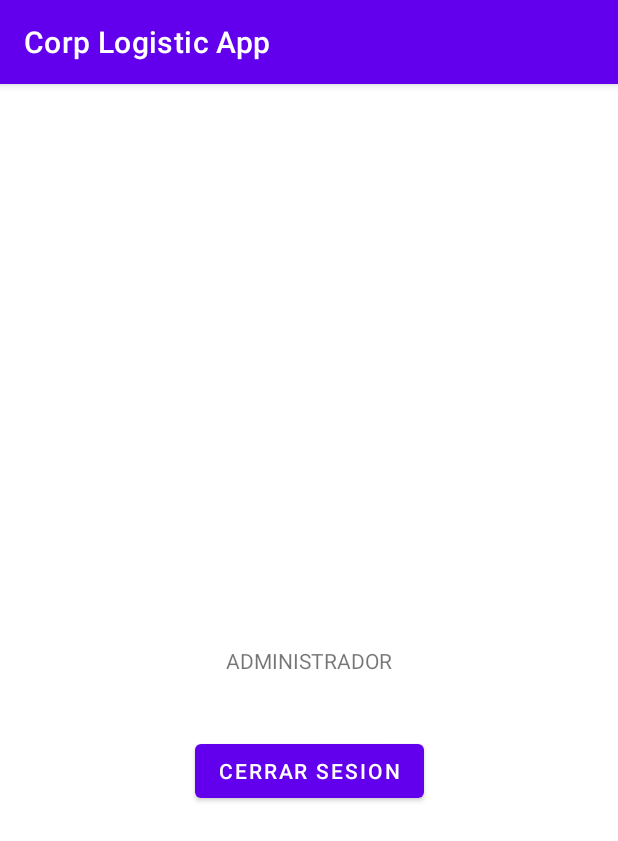
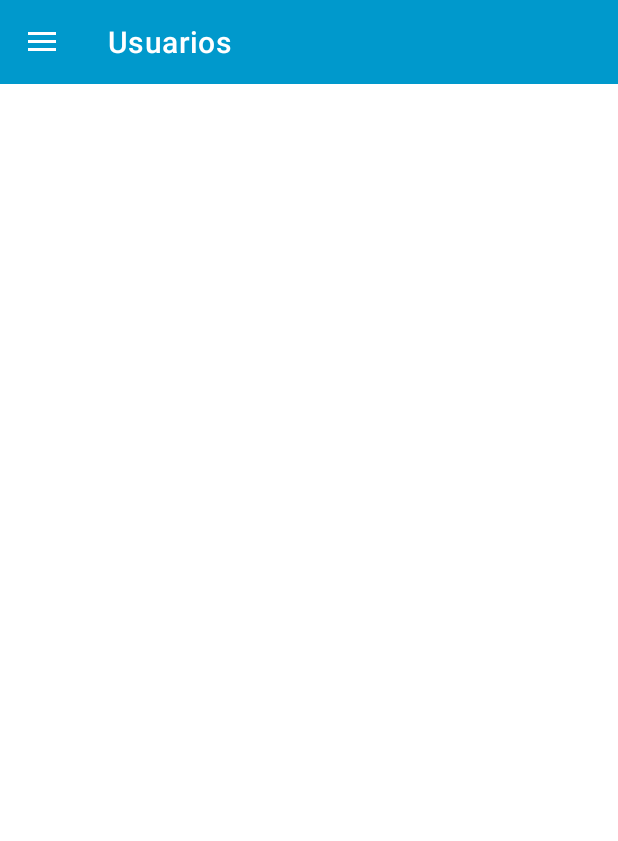
Before and after one commit to Hugoant17/ProyectoIntegrador2, an Android app: the MenuAdmin screen opened directly, with no data from a screen before it, on a phone screen of 412 x 824 dp. Shown: the top 841 px of the screen. Run offline under Robolectric (Android 15) with nearby library versions, the phone set to English and light mode, and no system bars; our stand-ins replace Firebase (no records; nobody signed in at launch, a user with empty details on screens opened directly); 1 statement that could not run was skipped.

Commit message:
crud en tiendas

```diff
--- a/app/src/main/java/com/example/proyectointegrador2/MenuAdmin.java
+++ b/app/src/main/java/com/example/proyectointegrador2/MenuAdmin.java
@@ -1,34 +1,162 @@
 package com.example.proyectointegrador2;
 
+import androidx.annotation.NonNull;
+import androidx.annotation.Nullable;
+import androidx.appcompat.app.ActionBarDrawerToggle;
 import androidx.appcompat.app.AppCompatActivity;
+import androidx.appcompat.widget.Toolbar;
+import androidx.drawerlayout.widget.DrawerLayout;
+import androidx.fragment.app.FragmentManager;
+import androidx.fragment.app.FragmentTransaction;
 
 import android.content.Intent;
+import android.content.res.Configuration;
 import android.os.Bundle;
-import android.view.View;
+import android.view.MenuItem;
 import android.widget.Button;
+import android.widget.EditText;
+import android.widget.TextView;
 
+import com.example.proyectointegrador2.Fragments.*;
+import com.google.android.material.navigation.NavigationView;
 import com.google.firebase.auth.FirebaseAuth;
+import com.google.firebase.database.DataSnapshot;
+import com.google.firebase.database.DatabaseError;
+import com.google.firebase.database.DatabaseReference;
+import com.google.firebase.database.FirebaseDatabase;
+import com.google.firebase.database.ValueEventListener;
 
-public class MenuAdmin extends AppCompatActivity {
+import org.w3c.dom.Text;
 
-    private Button mButtonSignOut;
-    private FirebaseAuth mAuth;
+public class MenuAdmin extends AppCompatActivity implements NavigationView.OnNavigationItemSelectedListener {
+
+
+    TextView muestraUsuario;
+
+    DrawerLayout mDrawerLayout;
+    NavigationView navigationView;
+    Toolbar toolbar;
+
+    //icono de la hamburguesa
+    ActionBarDrawerToggle toggle;
+
+    //firebase
+    FirebaseAuth mAuth;
+    DatabaseReference mDatabase;
+
 
     @Override
     protected void onCreate(Bundle savedInstanceState) {
         super.onCreate(savedInstanceState);
         setContentView(R.layout.activity_menu_admin);
 
+        //Nombre del usuario en el Menú
+        muestraUsuario = (TextView) findViewById(R.id.txtMuestraUsuario);
+
+        //UI del menú
+        mDrawerLayout = findViewById(R.id.drawer_layout);
+        navigationView = findViewById(R.id.nav_view);
+        toolbar = findViewById(R.id.toolbar);
+        //fragmento predeterminado
+        getSupportFragmentManager().beginTransaction().add(R.id.content, new UsuariosFragment()).commit();
+        setTitle("Usuarios");
+
+        //Setup Toolbar
+        setSupportActionBar(toolbar);
+
+
+        toggle = setUpDrawerToggle();
+        mDrawerLayout.addDrawerListener(toggle);
+
+        //para los items
+        navigationView.setNavigationItemSelectedListener(this);
+
+
         mAuth = FirebaseAuth.getInstance();
-        mButtonSignOut = (Button) findViewById(R.id.btnCerrarSes);
 
-        mButtonSignOut.setOnClickListener(new View.OnClickListener() {
+        mDatabase = FirebaseDatabase.getInstance().getReference();
+
+        //InfoUsuario();
+
+    }
+    //para que aparezca el nombre del usuario en el menú
+    private void InfoUsuario(){
+        String id = mAuth.getCurrentUser().getUid();
+        mDatabase.child("Usuarios").child(id).addValueEventListener(new ValueEventListener() {
             @Override
-            public void onClick(View v) {
+            public void onDataChange(@NonNull DataSnapshot snapshot) {
+                if(snapshot.exists()){
+                    String name = snapshot.child("name").getValue().toString();
+                    muestraUsuario.setText(name);
+                }
+            }
+            @Override
+            public void onCancelled(@NonNull DatabaseError error) { }
+        });
+
+    }
+
+    private ActionBarDrawerToggle setUpDrawerToggle(){
+        return new ActionBarDrawerToggle(this,
+                mDrawerLayout,
+                toolbar,
+                R.string.drawer_open,
+                R.string.drawer_close
+        );
+    }
+
+    //Funcion para que al cambiar a modo horizontal el telefono para que se siga mostrando
+    @Override
+    protected void onPostCreate(@Nullable Bundle savedInstanceState) {
+        super.onPostCreate(savedInstanceState);
+        toggle.syncState();
+    }
+
+    @Override
+    public void onConfigurationChanged(@NonNull Configuration newConfig) {
+        super.onConfigurationChanged(newConfig);
+        toggle.onConfigurationChanged(newConfig);
+    }
+
+    @Override
+    public boolean onNavigationItemSelected(@NonNull MenuItem item) {
+
+        selectItemNav(item);
+
+        return true;
+    }
+
+    private void selectItemNav(MenuItem item) {
+
+        FragmentManager fm=getSupportFragmentManager();
+        FragmentTransaction ft = fm.beginTransaction();
+
+        switch(item.getItemId()){
+            case R.id.nav_usuarios:
+                ft.replace(R.id.content, new UsuariosFragment()).commit();
+                break;
+            case R.id.nav_tiendas:
+                ft.replace(R.id.content, new TiendasFragment()).commit();
+                break;
+            case R.id.nav_perfil:
+                ft.replace(R.id.content, new PerfilFragment()).commit();
+
+                break;
+            case R.id.nav_cerrar:
                 mAuth.signOut();
                 startActivity(new Intent(MenuAdmin.this,MainActivity.class));
                 finish();
-            }
-        });
+                break;
+        }
+        setTitle(item.getTitle());
+        mDrawerLayout.closeDrawers();
+    }
+
+    @Override
+    public boolean onOptionsItemSelected(@NonNull MenuItem item) {
+        if(toggle.onOptionsItemSelected(item)){
+            return true;
+        }
+        return super.onOptionsItemSelected(item);
     }
 }
--- a/app/src/main/java/com/example/proyectointegrador2/Registro.java
+++ b/app/src/main/java/com/example/proyectointegrador2/Registro.java
@@ -5,6 +5,7 @@ import androidx.appcompat.app.AppCompatActivity;
 
 import android.content.Intent;
 import android.os.Bundle;
+import android.view.MenuItem;
 import android.view.View;
 import android.widget.Button;
 import android.widget.EditText;
@@ -32,6 +33,9 @@ public class Registro extends AppCompatActivity {
     private String password = "";
     private String address="";
     private String rol = "";
+    //AGREGAR EL DNI Y NACIMIENTO
+    private String dni = "";
+    private String nacimiento = "";
 
     FirebaseAuth mAuth;
     DatabaseReference mDatabase;
@@ -40,6 +44,7 @@ public class Registro extends AppCompatActivity {
     protected void onCreate(Bundle savedInstanceState) {
         super.onCreate(savedInstanceState);
         setContentView(R.layout.activity_registro);
+
 
         mAuth = FirebaseAuth.getInstance();
         mDatabase = FirebaseDatabase.getInstance().getReference();
@@ -108,4 +113,5 @@ public class Registro extends AppCompatActivity {
             }
         });
     }
+
 }
--- a/app/src/main/res/drawable/splash_screen.xml
+++ b/app/src/main/res/drawable/splash_screen.xml
@@ -1,7 +1,7 @@
 <?xml version="1.0" encoding="utf-8"?>
 <layer-list xmlns:android="http://schemas.android.com/apk/res/android">
 
-    <item android:drawable="@color/black"/>
+    <item android:drawable="@color/white"/>
 
     <item>
         <bitmap
--- a/app/src/main/res/layout/activity_main.xml
+++ b/app/src/main/res/layout/activity_main.xml
@@ -72,7 +72,7 @@
         android:id="@+id/imageView2"
         android:layout_width="247dp"
         android:layout_height="122dp"
-        android:layout_marginTop="44dp"
+        android:layout_marginTop="80dp"
         app:layout_constraintEnd_toEndOf="parent"
         app:layout_constraintStart_toStartOf="parent"
         app:layout_constraintTop_toTopOf="parent"
--- a/app/src/main/res/layout/activity_menu_admin.xml
+++ b/app/src/main/res/layout/activity_menu_admin.xml
@@ -1,28 +1,41 @@
 <?xml version="1.0" encoding="utf-8"?>
-<androidx.constraintlayout.widget.ConstraintLayout xmlns:android="http://schemas.android.com/apk/res/android"
+<androidx.drawerlayout.widget.DrawerLayout
+    xmlns:android="http://schemas.android.com/apk/res/android"
     xmlns:app="http://schemas.android.com/apk/res-auto"
     xmlns:tools="http://schemas.android.com/tools"
     android:layout_width="match_parent"
     android:layout_height="match_parent"
+    android:id="@+id/drawer_layout"
+    tools:openDrawer="start"
     tools:context=".MenuAdmin">
 
-    <TextView
-        android:id="@+id/textView3"
+    <LinearLayout
+        android:layout_width="match_parent"
+        android:layout_height="match_parent"
+        android:orientation="vertical">
+        <include
+            layout="@layout/toolbar"
+            android:layout_width="match_parent"
+            android:layout_height="wrap_content"/>
+
+        <FrameLayout
+            android:id="@+id/content"
+            android:layout_width="match_parent"
+            android:layout_height="match_parent"/>
+
+
+    </LinearLayout>
+
+    <com.google.android.material.navigation.NavigationView
+        android:id="@+id/nav_view"
         android:layout_width="wrap_content"
-        android:layout_height="wrap_content"
-        android:text="ADMINISTRADOR"
-        app:layout_constraintBottom_toBottomOf="parent"
-        app:layout_constraintEnd_toEndOf="parent"
-        app:layout_constraintStart_toStartOf="parent"
-        app:layout_constraintTop_toTopOf="parent" />
+        android:layout_height="match_parent"
+        android:layout_gravity="start"
+        app:menu="@menu/drawer_menu"
+        app:headerLayout="@layout/nav_header"
+        />
 
-    <Button
-        android:id="@+id/btnCerrarSes"
-        android:layout_width="wrap_content"
-        android:layout_height="wrap_content"
-        android:layout_marginTop="40dp"
-        android:text="Cerrar Sesion"
-        app:layout_constraintEnd_toEndOf="parent"
-        app:layout_constraintStart_toStartOf="parent"
-        app:layout_constraintTop_toBottomOf="@+id/textView3" />
-</androidx.constraintlayout.widget.ConstraintLayout>
+
+
+
+</androidx.drawerlayout.widget.DrawerLayout>
--- /dev/null
+++ b/app/src/main/res/layout/toolbar.xml
@@ -0,0 +1,13 @@
+<?xml version="1.0" encoding="utf-8"?>
+<androidx.appcompat.widget.Toolbar
+    xmlns:android="http://schemas.android.com/apk/res/android"
+    xmlns:app="http://schemas.android.com/apk/res-auto"
+    xmlns:tools="http://schemas.android.com/tools"
+
+    android:id="@+id/toolbar"
+    android:layout_width="match_parent"
+    android:layout_height="match_parent"
+    android:background="@android:color/holo_blue_dark"
+    android:fitsSystemWindows="true"
+    app:theme="@style/ThemeOverlay.AppCompat.Dark.ActionBar"
+    />
--- /dev/null
+++ b/app/src/main/res/menu/drawer_menu.xml
@@ -0,0 +1,31 @@
+<?xml version="1.0" encoding="utf-8"?>
+<menu xmlns:android="http://schemas.android.com/apk/res/android">
+    <group android:checkableBehavior="single">
+
+        <item
+            android:id="@+id/nav_usuarios"
+            android:title="Administrar Usuarios"
+            android:icon="@drawable/ic_email"
+            android:checked="true"/>
+        <item
+            android:id="@+id/nav_tiendas"
+            android:title="Administrar Tiendas"
+            android:icon="@drawable/ic_email"/>
+
+    </group>
+
+    <item android:title="Configuración">
+        <menu>
+            <group android:checkableBehavior="single">
+                <item
+                    android:id="@+id/nav_perfil"
+                    android:title="Perfil"
+                    android:icon="@drawable/ic_email"/>
+                <item
+                    android:id="@+id/nav_cerrar"
+                    android:title="Cerrar Sesión"
+                    android:icon="@drawable/ic_email"/>
+            </group>
+        </menu>
+    </item>
+</menu>
--- a/app/src/main/res/values/strings.xml
+++ b/app/src/main/res/values/strings.xml
@@ -1,3 +1,7 @@
 <resources>
     <string name="app_name">Corp Logistic App</string>
+    <string name="drawer_open">Open Drawer</string>
+    <string name="drawer_close">Close Drawer</string>
+    <!-- TODO: Remove or change this placeholder text -->
+    <string name="hello_blank_fragment">Hello blank fragment</string>
 </resources>
--- a/app/src/main/res/values/themes.xml
+++ b/app/src/main/res/values/themes.xml
@@ -1,6 +1,6 @@
 <resources xmlns:tools="http://schemas.android.com/tools">
     <!-- Base application theme. -->
-    <style name="Theme.ProyectoIntegrador2" parent="Theme.MaterialComponents.DayNight.DarkActionBar">
+    <style name="Theme.ProyectoIntegrador2" parent="Theme.MaterialComponents.DayNight.NoActionBar">
         <!-- Primary brand color. -->
         <item name="colorPrimary">@color/purple_500</item>
         <item name="colorPrimaryVariant">@color/purple_700</item>
@@ -12,6 +12,10 @@
         <!-- Status bar color. -->
         <item name="android:statusBarColor" tools:targetApi="l">?attr/colorPrimaryVariant</item>
         <!-- Customize your theme here. -->
+
+        <!--estilo del navigationd drawer-->
+        <item name = "android:windowTranslucentStatus">true</item>
+
     </style>
 
     <!--splash screen-->
@@ -19,4 +23,7 @@
         <item name="android:windowBackground">@drawable/splash_screen</item>
     </style>
 
+
+
+
 </resources>
```
Also changed, not shown: app/src/main/res/layout/activity_registro.xml (+24 -14 lines), app/src/main/res/layout/nav_header.xml (added, +25 -0 lines).
